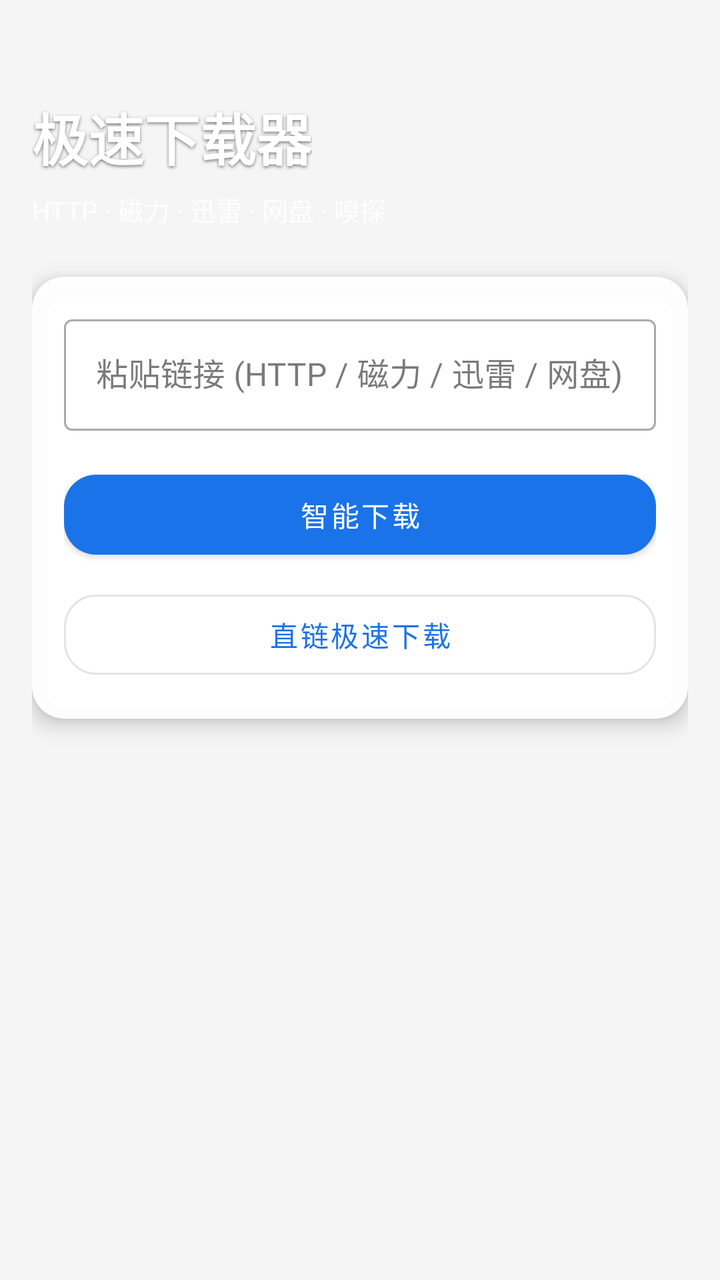
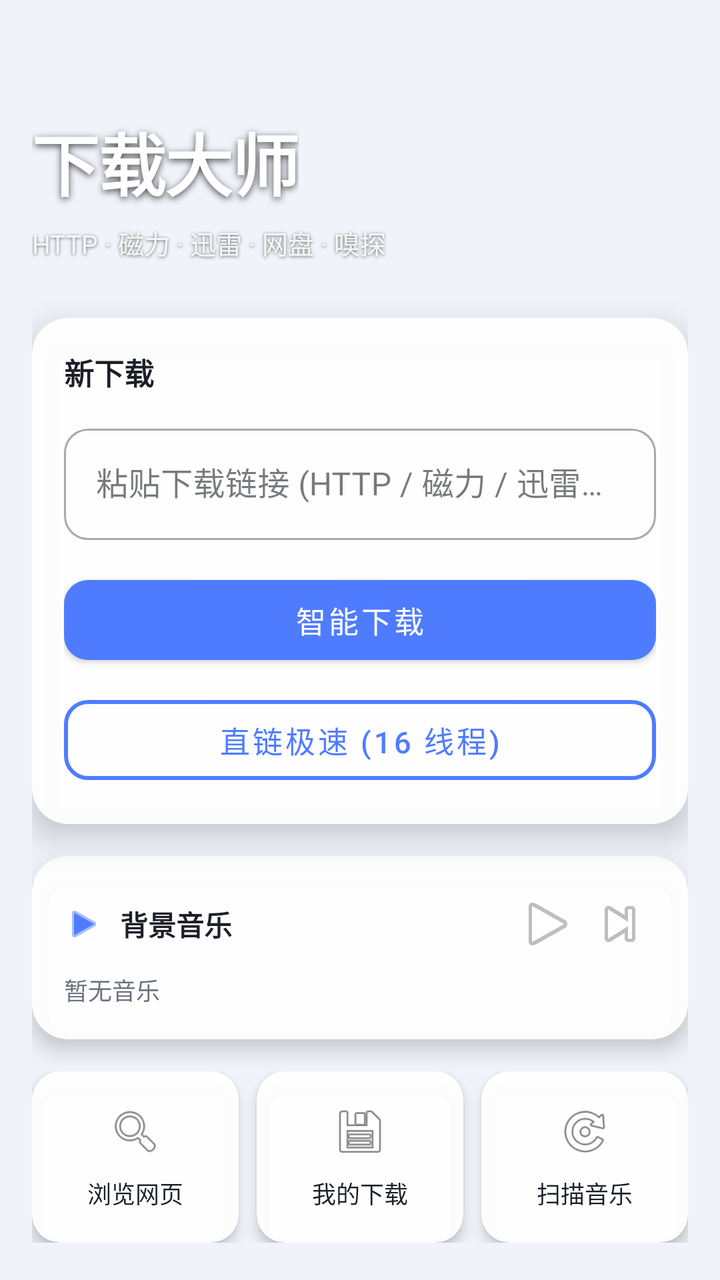

Compare the two renders of this Android layout. The source of the first and the diff that turns it into the second are given below.
<!-- AndroidManifest.xml: application theme AppTheme -->
<!-- res/layout/fragment_home.xml -->
<?xml version="1.0" encoding="utf-8"?>
<androidx.core.widget.NestedScrollView
    xmlns:android="http://schemas.android.com/apk/res/android"
    xmlns:app="http://schemas.android.com/apk/res-auto"
    android:layout_width="match_parent"
    android:layout_height="match_parent"
    android:fillViewport="true">

    <LinearLayout
        android:layout_width="match_parent"
        android:layout_height="wrap_content"
        android:orientation="vertical"
        android:padding="@dimen/m">

        <TextView
            android:layout_width="wrap_content"
            android:layout_height="wrap_content"
            android:layout_marginTop="32dp"
            android:text="@string/title_home"
            android:textColor="@color/white"
            android:textSize="28sp"
            android:textStyle="bold"
            android:shadowColor="#80000000"
            android:shadowDx="0"
            android:shadowDy="2"
            android:shadowRadius="4" />

        <TextView
            android:layout_width="wrap_content"
            android:layout_height="wrap_content"
            android:layout_marginTop="6dp"
            android:text="@string/subtitle_home"
            android:textColor="#DDFFFFFF"
            android:textSize="13sp" />

        <com.google.android.material.card.MaterialCardView
            android:layout_width="match_parent"
            android:layout_height="wrap_content"
            android:layout_marginTop="24dp"
            app:cardCornerRadius="@dimen/radius"
            app:cardElevation="6dp"
            app:cardBackgroundColor="#F5FFFFFF">

            <LinearLayout
                android:layout_width="match_parent"
                android:layout_height="wrap_content"
                android:orientation="vertical"
                android:padding="@dimen/m">

                <com.google.android.material.textfield.TextInputLayout
                    style="@style/Widget.MaterialComponents.TextInputLayout.OutlinedBox"
                    android:layout_width="match_parent"
                    android:layout_height="wrap_content"
                    android:hint="@string/hint_url">

                    <com.google.android.material.textfield.TextInputEditText
                        android:id="@+id/et_url"
                        android:layout_width="match_parent"
                        android:layout_height="wrap_content"
                        android:inputType="textUri"
                        android:maxLines="3" />
                </com.google.android.material.textfield.TextInputLayout>

                <com.google.android.material.button.MaterialButton
                    android:id="@+id/btn_smart"
                    android:layout_width="match_parent"
                    android:layout_height="@dimen/bh"
                    android:layout_marginTop="@dimen/m"
                    android:text="@string/btn_smart"
                    android:textAllCaps="false"
                    app:cornerRadius="@dimen/radius" />

                <com.google.android.material.button.MaterialButton
                    android:id="@+id/btn_direct"
                    style="@style/Widget.MaterialComponents.Button.OutlinedButton"
                    android:layout_width="match_parent"
                    android:layout_height="@dimen/bh"
                    android:layout_marginTop="@dimen/s"
                    android:text="@string/btn_direct"
                    android:textAllCaps="false"
                    app:cornerRadius="@dimen/radius" />
            </LinearLayout>
        </com.google.android.material.card.MaterialCardView>
    </LinearLayout>
</androidx.core.widget.NestedScrollView>
<!-- resources referenced by this layout -->
<resources>
  <color name="white">#FFFFFFFF</color>
  <dimen name="bh">52dp</dimen>
  <dimen name="m">16dp</dimen>
  <dimen name="radius">16dp</dimen>
  <dimen name="s">8dp</dimen>
  <string name="btn_direct">直链极速下载</string>
  <string name="btn_smart">智能下载</string>
  <string name="hint_url">粘贴链接 (HTTP / 磁力 / 迅雷 / 网盘)</string>
  <string name="subtitle_home">HTTP · 磁力 · 迅雷 · 网盘 · 嗅探</string>
  <string name="title_home">极速下载器</string>
  <style name="AppTheme" parent="Theme.MaterialComponents.DayNight.NoActionBar">
          <item name="colorPrimary">@color/primary</item>
          <item name="colorPrimaryDark">@color/primary_dark</item>
          <item name="colorSecondary">@color/secondary</item>
          <item name="android:colorBackground">@color/bg</item>
          <item name="colorSurface">@color/surface</item>
          <item name="colorOnSurface">@color/on_surface</item>
      </style>
  <color name="primary">#FF1A73E8</color>
  <color name="primary_dark">#FF0D47A1</color>
  <color name="secondary">#FF00BCD4</color>
  <color name="bg">#FFF5F5F5</color>
  <color name="surface">#FFFFFFFF</color>
  <color name="on_surface">#FF212121</color>
</resources>

<!-- the commit's change to res/layout/fragment_home.xml (unified diff, before → after) -->
@@ -4,42 +4,52 @@
     xmlns:app="http://schemas.android.com/apk/res-auto"
     android:layout_width="match_parent"
     android:layout_height="match_parent"
-    android:fillViewport="true">
+    android:fillViewport="true"
+    android:overScrollMode="never">
 
     <LinearLayout
         android:layout_width="match_parent"
         android:layout_height="wrap_content"
         android:orientation="vertical"
-        android:padding="@dimen/m">
-
+        android:padding="@dimen/m"
+        android:paddingBottom="80dp">
+
+        
         <TextView
             android:layout_width="wrap_content"
             android:layout_height="wrap_content"
-            android:layout_marginTop="32dp"
+            android:layout_marginTop="40dp"
             android:text="@string/title_home"
             android:textColor="@color/white"
-            android:textSize="28sp"
+            android:textSize="34sp"
             android:textStyle="bold"
-            android:shadowColor="#80000000"
+            android:letterSpacing="-0.02"
+            android:shadowColor="#B3000000"
             android:shadowDx="0"
-            android:shadowDy="2"
-            android:shadowRadius="4" />
+            android:shadowDy="3"
+            android:shadowRadius="8" />
 
         <TextView
             android:layout_width="wrap_content"
             android:layout_height="wrap_content"
             android:layout_marginTop="6dp"
             android:text="@string/subtitle_home"
-            android:textColor="#DDFFFFFF"
-            android:textSize="13sp" />
-
+            android:textColor="#E6FFFFFF"
+            android:textSize="13sp"
+            android:shadowColor="#99000000"
+            android:shadowDx="0"
+            android:shadowDy="1"
+            android:shadowRadius="4" />
+
+        
         <com.google.android.material.card.MaterialCardView
             android:layout_width="match_parent"
             android:layout_height="wrap_content"
-            android:layout_marginTop="24dp"
+            android:layout_marginTop="28dp"
             app:cardCornerRadius="@dimen/radius"
-            app:cardElevation="6dp"
-            app:cardBackgroundColor="#F5FFFFFF">
+            app:cardElevation="10dp"
+            app:cardBackgroundColor="@color/card_bg"
+            app:strokeWidth="0dp">
 
             <LinearLayout
                 android:layout_width="match_parent"
@@ -47,11 +57,24 @@
                 android:orientation="vertical"
                 android:padding="@dimen/m">
 
+                <TextView
+                    android:layout_width="wrap_content"
+                    android:layout_height="wrap_content"
+                    android:text="新下载"
+                    android:textColor="@color/on_surface"
+                    android:textSize="15sp"
+                    android:textStyle="bold" />
+
                 <com.google.android.material.textfield.TextInputLayout
                     style="@style/Widget.MaterialComponents.TextInputLayout.OutlinedBox"
                     android:layout_width="match_parent"
                     android:layout_height="wrap_content"
-                    android:hint="@string/hint_url">
+                    android:layout_marginTop="12dp"
+                    android:hint="@string/hint_url"
+                    app:boxCornerRadiusBottomEnd="12dp"
+                    app:boxCornerRadiusBottomStart="12dp"
+                    app:boxCornerRadiusTopEnd="12dp"
+                    app:boxCornerRadiusTopStart="12dp">
 
                     <com.google.android.material.textfield.TextInputEditText
                         android:id="@+id/et_url"
@@ -65,21 +88,197 @@
                     android:id="@+id/btn_smart"
                     android:layout_width="match_parent"
                     android:layout_height="@dimen/bh"
-                    android:layout_marginTop="@dimen/m"
+                    android:layout_marginTop="14dp"
                     android:text="@string/btn_smart"
                     android:textAllCaps="false"
-                    app:cornerRadius="@dimen/radius" />
+                    android:textSize="15sp"
+                    app:backgroundTint="@color/primary"
+                    app:cornerRadius="12dp" />
 
                 <com.google.android.material.button.MaterialButton
                     android:id="@+id/btn_direct"
                     style="@style/Widget.MaterialComponents.Button.OutlinedButton"
                     android:layout_width="match_parent"
                     android:layout_height="@dimen/bh"
-                    android:layout_marginTop="@dimen/s"
+                    android:layout_marginTop="8dp"
                     android:text="@string/btn_direct"
                     android:textAllCaps="false"
-                    app:cornerRadius="@dimen/radius" />
+                    android:textSize="15sp"
+                    app:cornerRadius="12dp"
+                    app:strokeColor="@color/primary"
+                    app:strokeWidth="2dp" />
             </LinearLayout>
         </com.google.android.material.card.MaterialCardView>
+
+        
+        <com.google.android.material.card.MaterialCardView
+            android:layout_width="match_parent"
+            android:layout_height="wrap_content"
+            android:layout_marginTop="16dp"
+            app:cardCornerRadius="@dimen/radius"
+            app:cardElevation="6dp"
+            app:cardBackgroundColor="@color/card_bg">
+
+            <LinearLayout
+                android:layout_width="match_parent"
+                android:layout_height="wrap_content"
+                android:orientation="vertical"
+                android:padding="@dimen/m">
+
+                <LinearLayout
+                    android:layout_width="match_parent"
+                    android:layout_height="wrap_content"
+                    android:orientation="horizontal"
+                    android:gravity="center_vertical">
+
+                    <ImageView
+                        android:layout_width="20dp"
+                        android:layout_height="20dp"
+                        android:src="@android:drawable/ic_media_play"
+                        android:contentDescription="@null"
+                        app:tint="@color/primary" />
+
+                    <TextView
+                        android:layout_width="0dp"
+                        android:layout_height="wrap_content"
+                        android:layout_weight="1"
+                        android:layout_marginStart="8dp"
+                        android:text="背景音乐"
+                        android:textColor="@color/on_surface"
+                        android:textSize="14sp"
+                        android:textStyle="bold" />
+
+                    <ImageButton
+                        android:id="@+id/btn_music_toggle"
+                        android:layout_width="36dp"
+                        android:layout_height="36dp"
+                        android:background="?android:attr/selectableItemBackgroundBorderless"
+                        android:src="@android:drawable/ic_media_play"
+                        android:contentDescription="@null" />
+
+                    <ImageButton
+                        android:id="@+id/btn_music_next"
+                        android:layout_width="36dp"
+                        android:layout_height="36dp"
+                        android:background="?android:attr/selectableItemBackgroundBorderless"
+                        android:src="@android:drawable/ic_media_next"
+                        android:contentDescription="@null" />
+                </LinearLayout>
+
+                <TextView
+                    android:id="@+id/tv_music_name"
+                    android:layout_width="match_parent"
+                    android:layout_height="wrap_content"
+                    android:layout_marginTop="6dp"
+                    android:text="@string/music_idle"
+                    android:textColor="@color/on_surface_2"
+                    android:textSize="12sp"
+                    android:ellipsize="middle"
+                    android:maxLines="1" />
+            </LinearLayout>
+        </com.google.android.material.card.MaterialCardView>
+
+        
+        <LinearLayout
+            android:layout_width="match_parent"
+            android:layout_height="wrap_content"
+            android:layout_marginTop="16dp"
+            android:orientation="horizontal"
+            android:weightSum="3">
+
+            <com.google.android.material.card.MaterialCardView
+                android:id="@+id/card_browse"
+                android:layout_width="0dp"
+                android:layout_height="wrap_content"
+                android:layout_weight="1"
+                android:layout_marginEnd="6dp"
+                app:cardCornerRadius="14dp"
+                app:cardElevation="4dp"
+                app:cardBackgroundColor="@color/card_bg">
+
+                <LinearLayout
+                    android:layout_width="match_parent"
+                    android:layout_height="wrap_content"
+                    android:orientation="vertical"
+                    android:gravity="center"
+                    android:padding="16dp">
+                    <ImageView
+                        android:layout_width="28dp"
+                        android:layout_height="28dp"
+                        android:src="@android:drawable/ic_menu_search"
+                        android:contentDescription="@null" />
+                    <TextView
+                        android:layout_width="wrap_content"
+                        android:layout_height="wrap_content"
+                        android:layout_marginTop="8dp"
+                        android:text="浏览网页"
+                        android:textColor="@color/on_surface"
+                        android:textSize="12sp" />
+                </LinearLayout>
+            </com.google.android.material.card.MaterialCardView>
+
+            <com.google.android.material.card.MaterialCardView
+                android:id="@+id/card_downloads"
+                android:layout_width="0dp"
+                android:layout_height="wrap_content"
+                android:layout_weight="1"
+                android:layout_marginStart="3dp"
+                android:layout_marginEnd="3dp"
+                app:cardCornerRadius="14dp"
+                app:cardElevation="4dp"
+                app:cardBackgroundColor="@color/card_bg">
+
+                <LinearLayout
+                    android:layout_width="match_parent"
+                    android:layout_height="wrap_content"
+                    android:orientation="vertical"
+                    android:gravity="center"
+                    android:padding="16dp">
+                    <ImageView
+                        android:layout_width="28dp"
+                        android:layout_height="28dp"
+                        android:src="@android:drawable/ic_menu_save"
+                        android:contentDescription="@null" />
+                    <TextView
+                        android:layout_width="wrap_content"
+                        android:layout_height="wrap_content"
+                        android:layout_marginTop="8dp"
+                        android:text="我的下载"
+                        android:textColor="@color/on_surface"
+                        android:textSize="12sp" />
+                </LinearLayout>
+            </com.google.android.material.card.MaterialCardView>
+
+            <com.google.android.material.card.MaterialCardView
+                android:id="@+id/card_rescan"
+                android:layout_width="0dp"
+                android:layout_height="wrap_content"
+                android:layout_weight="1"
+                android:layout_marginStart="6dp"
+                app:cardCornerRadius="14dp"
+                app:cardElevation="4dp"
+                app:cardBackgroundColor="@color/card_bg">
+
+                <LinearLayout
+                    android:layout_width="match_parent"
+                    android:layout_height="wrap_content"
+                    android:orientation="vertical"
+                    android:gravity="center"
+                    android:padding="16dp">
+                    <ImageView
+                        android:layout_width="28dp"
+                        android:layout_height="28dp"
+                        android:src="@android:drawable/ic_menu_rotate"
+                        android:contentDescription="@null" />
+                    <TextView
+                        android:layout_width="wrap_content"
+                        android:layout_height="wrap_content"
+                        android:layout_marginTop="8dp"
+                        android:text="扫描音乐"
+                        android:textColor="@color/on_surface"
+                        android:textSize="12sp" />
+                </LinearLayout>
+            </com.google.android.material.card.MaterialCardView>
+        </LinearLayout>
     </LinearLayout>
 </androidx.core.widget.NestedScrollView>
<!-- resource entries referenced after the edit -->
@@ -1,28 +1,32 @@
 <!-- resources referenced by this layout -->
 <resources>
+  <color name="card_bg">#F2FFFFFF</color>
   <color name="white">#FFFFFFFF</color>
   <dimen name="bh">52dp</dimen>
   <dimen name="m">16dp</dimen>
-  <dimen name="radius">16dp</dimen>
-  <dimen name="s">8dp</dimen>
-  <string name="btn_direct">直链极速下载</string>
+  <dimen name="radius">18dp</dimen>
+  <string name="btn_direct">直链极速 (16 线程)</string>
   <string name="btn_smart">智能下载</string>
-  <string name="hint_url">粘贴链接 (HTTP / 磁力 / 迅雷 / 网盘)</string>
+  <string name="hint_url">粘贴下载链接 (HTTP / 磁力 / 迅雷 / 网盘)</string>
+  <string name="music_idle">暂无音乐</string>
   <string name="subtitle_home">HTTP · 磁力 · 迅雷 · 网盘 · 嗅探</string>
-  <string name="title_home">极速下载器</string>
-  <style name="AppTheme" parent="Theme.MaterialComponents.DayNight.NoActionBar">
+  <string name="title_home">下载大师</string>
+  <style name="AppTheme" parent="Theme.MaterialComponents.Light.NoActionBar">
           <item name="colorPrimary">@color/primary</item>
           <item name="colorPrimaryDark">@color/primary_dark</item>
-          <item name="colorSecondary">@color/secondary</item>
+          <item name="colorAccent">@color/accent</item>
           <item name="android:colorBackground">@color/bg</item>
           <item name="colorSurface">@color/surface</item>
           <item name="colorOnSurface">@color/on_surface</item>
+          <item name="android:statusBarColor" tools:targetApi="l">#66000000</item>
+          <item name="android:windowLightStatusBar" tools:targetApi="m">false</item>
       </style>
-  <color name="primary">#FF1A73E8</color>
-  <color name="primary_dark">#FF0D47A1</color>
-  <color name="secondary">#FF00BCD4</color>
-  <color name="bg">#FFF5F5F5</color>
+  <color name="primary">#FF4F7CFF</color>
+  <color name="primary_dark">#FF2A5CD9</color>
+  <color name="accent">#FF00E0C6</color>
+  <color name="bg">#FFF0F4FA</color>
   <color name="surface">#FFFFFFFF</color>
-  <color name="on_surface">#FF212121</color>
+  <color name="on_surface">#FF1C1F26</color>
+  <color name="on_surface_2">#FF6B7280</color>
 </resources>
 
